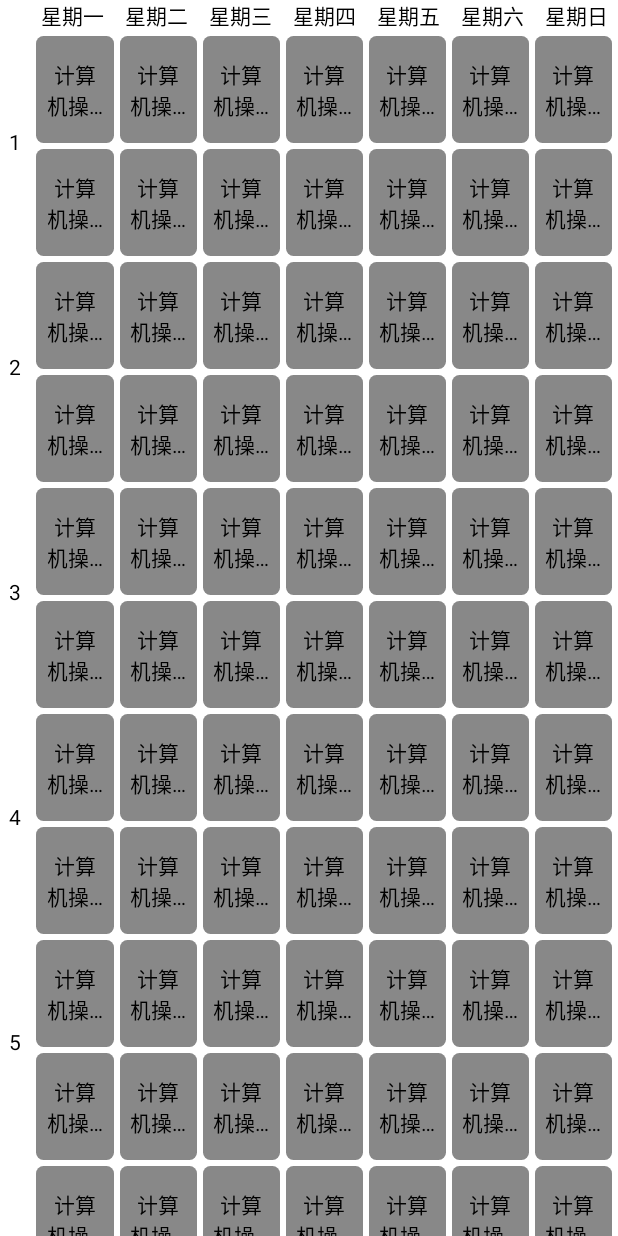
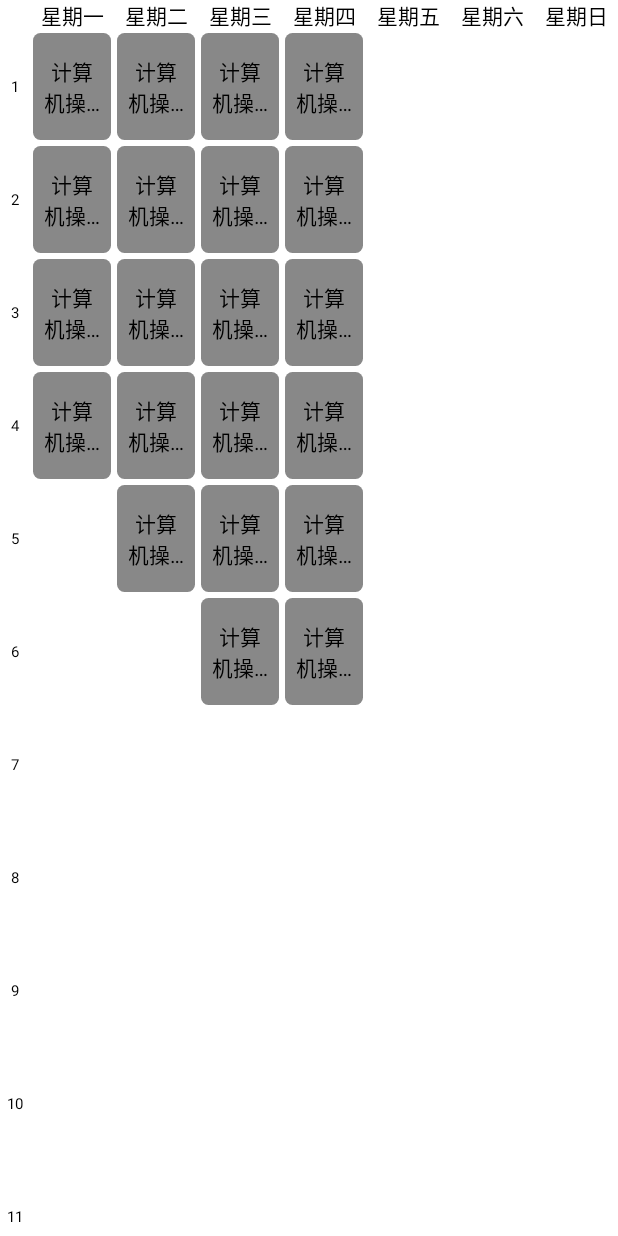
Before and after one commit to theonenull/FUUPlugins, an Android app built with Jetpack Compose: the @Preview function ClassSchedulePreview, on a phone screen of 412 x 824 dp. Run offline under Robolectric (Android 15) with nearby library versions, the phone set to English and light mode, and no system bars.

Commit message:
fix(MainActivity->ClassSchedule): 修改课表表示，可以连续显示课程

```diff
--- a/app/src/main/java/com/example/fuuplugins/activity/mainActivity/MainActivity.kt
+++ b/app/src/main/java/com/example/fuuplugins/activity/mainActivity/MainActivity.kt
@@ -11,6 +11,7 @@ import androidx.compose.runtime.Composable
 import androidx.compose.ui.Modifier
 import androidx.compose.ui.tooling.preview.Preview
 import com.example.fuuplugins.activity.BaseActivity
+import com.example.fuuplugins.activity.mainActivity.ui.MainActivityUi
 import com.example.fuuplugins.activity.mainActivity.ui.MainFramework
 import com.example.fuuplugins.ui.theme.FUUPluginsTheme
 
@@ -19,7 +20,7 @@ class MainActivity : BaseActivity() {
         super.onCreate(savedInstanceState)
         setContent {
             FUUPluginsTheme {
-                MainFramework()
+                MainActivityUi()
             }
         }
     }
--- a/app/src/main/java/com/example/fuuplugins/activity/mainActivity/ui/ClassSchedule.kt
+++ b/app/src/main/java/com/example/fuuplugins/activity/mainActivity/ui/ClassSchedule.kt
@@ -19,6 +19,7 @@ import androidx.compose.foundation.layout.fillMaxSize
 import androidx.compose.foundation.layout.fillMaxWidth
 import androidx.compose.foundation.layout.height
 import androidx.compose.foundation.layout.padding
+import androidx.compose.foundation.layout.requiredHeight
 import androidx.compose.foundation.layout.size
 import androidx.compose.foundation.layout.width
 import androidx.compose.foundation.layout.widthIn
@@ -68,18 +69,15 @@ import androidx.compose.ui.tooling.preview.Preview
 import androidx.compose.ui.unit.dp
 import androidx.compose.ui.unit.sp
 import androidx.compose.ui.window.Dialog
+import kotlin.random.Random
+import kotlin.random.nextInt
 
 @OptIn(ExperimentalFoundationApi::class)
 @Composable
 fun ClassSchedule(){
-    val gridState = rememberLazyGridState()
+
     val sidebarSlideState = rememberScrollState()
-    val index by remember {
-        derivedStateOf { gridState.firstVisibleItemIndex }
-    }
-    LaunchedEffect(index){
-        sidebarSlideState.animateScrollTo(index)
-    }
+
     Column {
         TimeOfWeekColumn()
         Row (
@@ -100,12 +98,22 @@ fun ClassSchedule(){
                     .weight(1f)
                     .fillMaxHeight()
             ) {
-                Box(
-                    Modifier.fillMaxSize()
-                ) {
-                    CourseGrid(
-
-                    )
+                Row (
+                    Modifier
+                        .fillMaxSize()
+                        .verticalScroll(sidebarSlideState)
+                ){
+                    WeekDay.values().forEach { _ ->
+                        Column(
+                            modifier = Modifier
+                                .weight(1f)
+                                .requiredHeight((11*75).dp)
+                        ) {
+                            repeat(Random.nextInt(0..11)){
+                                ClassCard()
+                            }
+                        }
+                    }
                 }
             }
         }
@@ -195,7 +203,7 @@ fun Sidebar(
         (1..11).forEachIndexed { _, item ->
             Box(
                 modifier = Modifier
-                    .height(150.dp)
+                    .height(75.dp)
                     .wrapContentWidth(Alignment.CenterHorizontally)
             ) {
                 Text(
@@ -203,9 +211,9 @@ fun Sidebar(
                     modifier = Modifier
                         .align(Alignment.Center)
                         .fillMaxWidth()
-                        .wrapContentHeight()
-                        .padding(horizontal = 1.dp),
-                    textAlign = TextAlign.Center
+                        .wrapContentHeight(),
+                    textAlign = TextAlign.Center,
+                    fontSize = 10.sp
                 )
             }
         }
@@ -372,7 +380,6 @@ fun TimeOfWeekColumn(){
         horizontalArrangement = Arrangement.Center
     ) {
         Spacer(modifier = Modifier.width(20.dp))
-
         WeekDay.values().forEach { item ->
             Text(
                 text = item.chineseName,
```
Also changed, not shown: app/src/main/java/com/example/fuuplugins/activity/mainActivity/ui/MainActivityUi.kt (+8 -1 lines), app/src/main/java/com/example/fuuplugins/activity/mainActivity/ui/StartPage.kt (+42 -9 lines).
